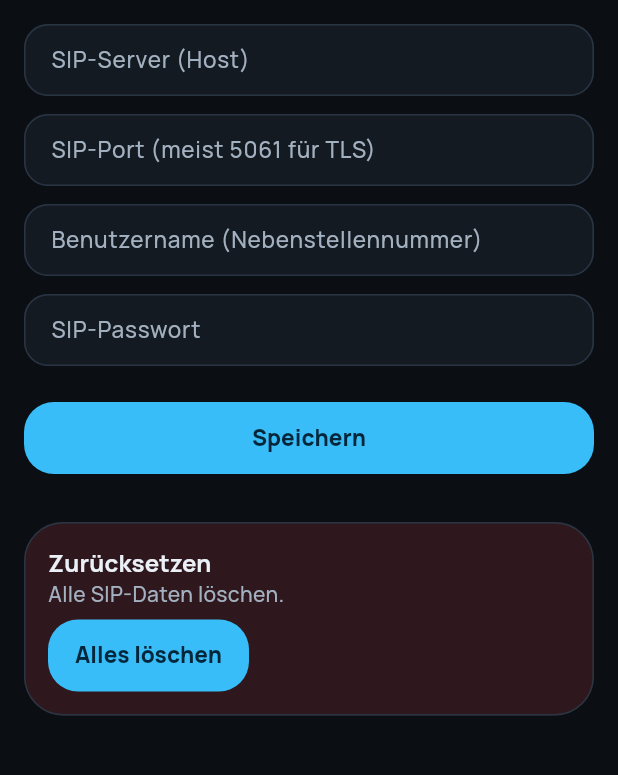
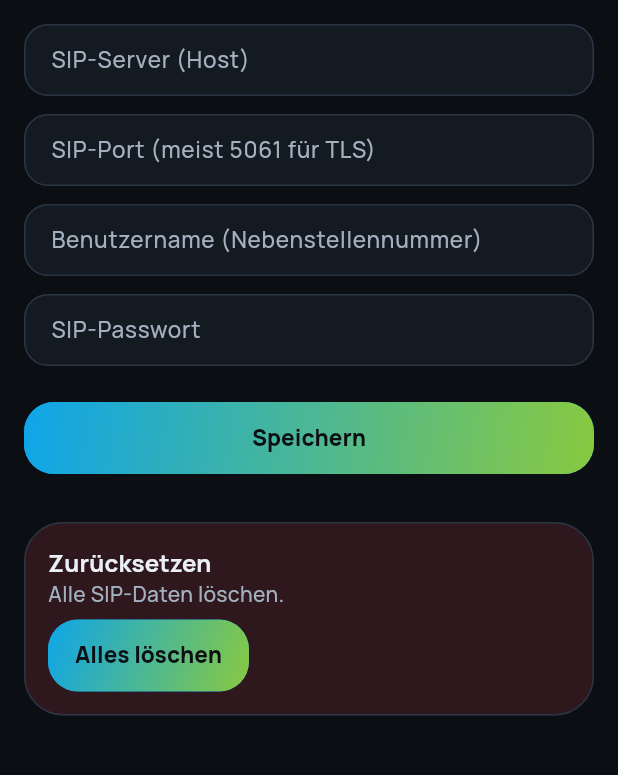
Before and after one commit to iron-exx/ha-phone-app, a Flutter app: the screen it shows after launch, after a tap on "Manuell einrichten", on a phone screen of 412 x 824 dp, the part 213-988 px from its top. Run offline on Flutter 3.47's test engine with Material 3 defaults, Android fonts, the phone set to English and light mode, and no system bars; our stand-ins replace flutter_contacts, just_audio, permission_handler, shared_preferences; missing offline and left inert: mobile_scanner.

Commit message:
feat(app): Hauptknöpfe im Blau-Grün-Verlauf
FilledButton-Theme malt den Verlauf (backgroundBuilder). Knöpfe in
Annehmen-, Auflegen-, Tür- und OK-Farbe behalten ihre Farbe über
NwButtons.solid; ein Quelltext-Test erzwingt das.

Co-Authored-By: Claude Opus 5.5 <noreply@anthropic.com>
Claude-Session: https://claude.ai/code/session_01Tb211UeES2ucPFStDvonTq

```diff
--- a/app-flutter/lib/screens/history_tab.dart
+++ b/app-flutter/lib/screens/history_tab.dart
@@ -355,7 +355,7 @@ class _HistoryTabState extends State<HistoryTab> {
         actions: [
           TextButton(onPressed: () => Navigator.pop(ctx, false), child: const Text('Abbrechen')),
           FilledButton(
-            style: FilledButton.styleFrom(backgroundColor: c.endStrong, foregroundColor: c.endInk),
+            style: FilledButton.styleFrom(backgroundColor: c.endStrong, foregroundColor: c.endInk, backgroundBuilder: NwButtons.solid),
             onPressed: () => Navigator.pop(ctx, true),
             child: const Text('Löschen'),
           ),
@@ -403,7 +403,7 @@ class _HistoryTabState extends State<HistoryTab> {
         actions: [
           TextButton(onPressed: () => Navigator.pop(ctx, false), child: const Text('Abbrechen')),
           FilledButton(
-            style: FilledButton.styleFrom(backgroundColor: c.endStrong, foregroundColor: c.endInk),
+            style: FilledButton.styleFrom(backgroundColor: c.endStrong, foregroundColor: c.endInk, backgroundBuilder: NwButtons.solid),
             onPressed: () => Navigator.pop(ctx, true),
             child: const Text('Löschen'),
           ),
--- a/app-flutter/lib/screens/me_tab.dart
+++ b/app-flutter/lib/screens/me_tab.dart
@@ -164,7 +164,7 @@ class _MeTabState extends State<MeTab> {
         actions: [
           TextButton(onPressed: () => Navigator.pop(ctx, false), child: const Text('Abbrechen')),
           FilledButton(
-            style: FilledButton.styleFrom(backgroundColor: ctx.nw.endStrong, foregroundColor: ctx.nw.endInk),
+            style: FilledButton.styleFrom(backgroundColor: ctx.nw.endStrong, foregroundColor: ctx.nw.endInk, backgroundBuilder: NwButtons.solid),
             onPressed: () => Navigator.pop(ctx, true),
             child: const Text('Entkoppeln'),
           ),
--- a/app-flutter/lib/screens/onboarding_screen.dart
+++ b/app-flutter/lib/screens/onboarding_screen.dart
@@ -45,10 +45,7 @@ class OnboardingScreen extends StatelessWidget {
               ),
               const Spacer(flex: 3),
               FilledButton.icon(
-                style: FilledButton.styleFrom(
-                  minimumSize: const Size.fromHeight(56),
-                  shape: RoundedRectangleBorder(borderRadius: BorderRadius.circular(18)),
-                ),
+                style: FilledButton.styleFrom(minimumSize: const Size.fromHeight(56)),
                 icon: const Icon(Icons.qr_code_scanner),
                 label: const Text('QR-Code scannen'),
                 onPressed: onScanQr,
--- a/app-flutter/lib/screens/recordings_screen.dart
+++ b/app-flutter/lib/screens/recordings_screen.dart
@@ -9,6 +9,7 @@ import '../services/directory_repository.dart';
 import '../services/pbx_audio.dart';
 import '../services/recordings_repository.dart';
 import '../theme/app_colors.dart';
+import '../theme/nw_buttons.dart';
 import '../utils/formatters.dart';
 import '../widgets/audio_player_panel.dart';
 import '../widgets/presence_avatar.dart';
@@ -66,7 +67,7 @@ class _RecordingsScreenState extends State<RecordingsScreen> {
         actions: [
           TextButton(onPressed: () => Navigator.pop(ctx, false), child: const Text('Abbrechen')),
           FilledButton(
-            style: FilledButton.styleFrom(backgroundColor: ctx.nw.endStrong, foregroundColor: ctx.nw.endInk),
+            style: FilledButton.styleFrom(backgroundColor: ctx.nw.endStrong, foregroundColor: ctx.nw.endInk, backgroundBuilder: NwButtons.solid),
             onPressed: () => Navigator.pop(ctx, true),
             child: const Text('Löschen'),
           ),
--- a/app-flutter/lib/theme/app_theme.dart
+++ b/app-flutter/lib/theme/app_theme.dart
@@ -2,8 +2,10 @@ import 'package:flutter/material.dart';
 import 'package:flutter/services.dart';
 
 import 'app_colors.dart';
+import 'nw_buttons.dart';
 import 'nw_shapes.dart';
 
+export 'nw_buttons.dart';
 export 'nw_shapes.dart';
 
 /// Bundled font families (assets/fonts, OFL).
@@ -199,14 +201,15 @@ abstract final class AppTheme {
       ),
       filledButtonTheme: FilledButtonThemeData(
         style: FilledButton.styleFrom(
-          backgroundColor: c.blue,
-          foregroundColor: c.blueInk,
+          backgroundColor: c.brandGradient.colors.first,
+          foregroundColor: c.brandInk,
           disabledBackgroundColor: c.raised,
           disabledForegroundColor: c.faint,
           minimumSize: const Size(48, 48),
           textStyle: NwType.button,
           shape: RoundedRectangleBorder(borderRadius: button),
           padding: const EdgeInsets.symmetric(horizontal: 18),
+          backgroundBuilder: NwButtons.brand(c.brandGradient),
         ),
       ),
       outlinedButtonTheme: OutlinedButtonThemeData(
--- /dev/null
+++ b/app-flutter/lib/theme/nw_buttons.dart
@@ -0,0 +1,24 @@
+import 'package:flutter/material.dart';
+
+import 'nw_shapes.dart';
+
+/// Background layers for `FilledButton` (`ButtonStyle.backgroundBuilder`).
+abstract final class NwButtons {
+  /// Theme default: brand gradient behind enabled buttons. `Ink` paints on
+  /// the button's Material, so the press ripple stays visible. Disabled
+  /// buttons keep the flat `disabledBackgroundColor`.
+  static ButtonLayerBuilder brand(LinearGradient gradient) => (context, states, child) {
+        final content = child ?? const SizedBox.shrink();
+        if (states.contains(WidgetState.disabled)) return content;
+        return Ink(
+          decoration: BoxDecoration(gradient: gradient, borderRadius: BorderRadius.circular(NwRadius.button)),
+          child: content,
+        );
+      };
+
+  /// Opt-out for FilledButtons with their own status colour (answer, end,
+  /// door, ok). Without it the theme gradient would paint over their
+  /// `backgroundColor`. test/filled_button_opt_out_test.dart enforces it.
+  static Widget solid(BuildContext context, Set<WidgetState> states, Widget? child) =>
+      child ?? const SizedBox.shrink();
+}
--- a/app-flutter/lib/widgets/audio_player_panel.dart
+++ b/app-flutter/lib/widgets/audio_player_panel.dart
@@ -5,6 +5,7 @@ import 'package:flutter/material.dart';
 import '../services/api_client.dart';
 import '../services/pbx_audio.dart';
 import '../theme/app_colors.dart';
+import '../theme/nw_buttons.dart';
 import '../utils/formatters.dart';
 
 /// Inline player under an expanded voicemail or recording row: play/pause,
@@ -151,7 +152,7 @@ class _AudioPlayerPanelState extends State<AudioPlayerPanel> {
               ),
               const SizedBox(width: 8),
               FilledButton.icon(
-                style: FilledButton.styleFrom(backgroundColor: AppColors.answer),
+                style: FilledButton.styleFrom(backgroundColor: AppColors.answer, backgroundBuilder: NwButtons.solid),
                 icon: const Icon(Icons.call),
                 label: const Text('Zurückrufen'),
                 onPressed: widget.onCallBack,
--- a/app-flutter/lib/widgets/call_flip_card.dart
+++ b/app-flutter/lib/widgets/call_flip_card.dart
@@ -83,6 +83,7 @@ class _CallFlipCardState extends State<CallFlipCard> {
             FilledButton(
               key: const Key('call-flip-take'),
               style: FilledButton.styleFrom(
+                backgroundBuilder: NwButtons.solid,
                 backgroundColor: c.answer,
                 foregroundColor: c.answerInk,
                 minimumSize: const Size(48, 48),
--- a/app-flutter/lib/widgets/contact_details_sheet.dart
+++ b/app-flutter/lib/widgets/contact_details_sheet.dart
@@ -87,6 +87,7 @@ class ContactDetailsSheet extends StatelessWidget {
                 Expanded(
                   child: FilledButton.icon(
                     style: FilledButton.styleFrom(
+                      backgroundBuilder: NwButtons.solid,
                       backgroundColor: c.answer,
                       foregroundColor: c.answerInk,
                       minimumSize: const Size.fromHeight(52),
--- a/app-flutter/lib/widgets/contact_tile.dart
+++ b/app-flutter/lib/widgets/contact_tile.dart
@@ -120,6 +120,7 @@ class ContactTile extends StatelessWidget {
                 FilledButton.tonalIcon(
                   key: Key('pickup-${contact.number}'),
                   style: FilledButton.styleFrom(
+                    backgroundBuilder: NwButtons.solid,
                     backgroundColor: c.okSurface,
                     foregroundColor: c.okText,
                     minimumSize: const Size(48, 44),
--- a/app-flutter/lib/widgets/door_open_button.dart
+++ b/app-flutter/lib/widgets/door_open_button.dart
@@ -112,6 +112,7 @@ class _DoorOpenButtonState extends State<DoorOpenButton> {
       button = FilledButton.icon(
         key: key,
         style: FilledButton.styleFrom(
+          backgroundBuilder: NwButtons.solid,
           backgroundColor: bg,
           foregroundColor: fg,
           minimumSize: const Size(kMinTap, kMinTap),
@@ -127,6 +128,7 @@ class _DoorOpenButtonState extends State<DoorOpenButton> {
       button = FilledButton(
         key: key,
         style: FilledButton.styleFrom(
+          backgroundBuilder: NwButtons.solid,
           backgroundColor: bg,
           foregroundColor: fg,
           minimumSize: const Size(kMinTap, 52),
--- a/app-flutter/lib/widgets/nw_widgets.dart
+++ b/app-flutter/lib/widgets/nw_widgets.dart
@@ -314,6 +314,7 @@ class NwPillButton extends StatelessWidget {
   Widget build(BuildContext context) {
     return FilledButton(
       style: FilledButton.styleFrom(
+        backgroundBuilder: NwButtons.solid,
         backgroundColor: background,
         foregroundColor: foreground,
         minimumSize: Size(kMinTap, height),
```
Also changed, not shown: app-flutter/lib/screens/reachability_screen.dart (+4 -7 lines), 2 other files.
